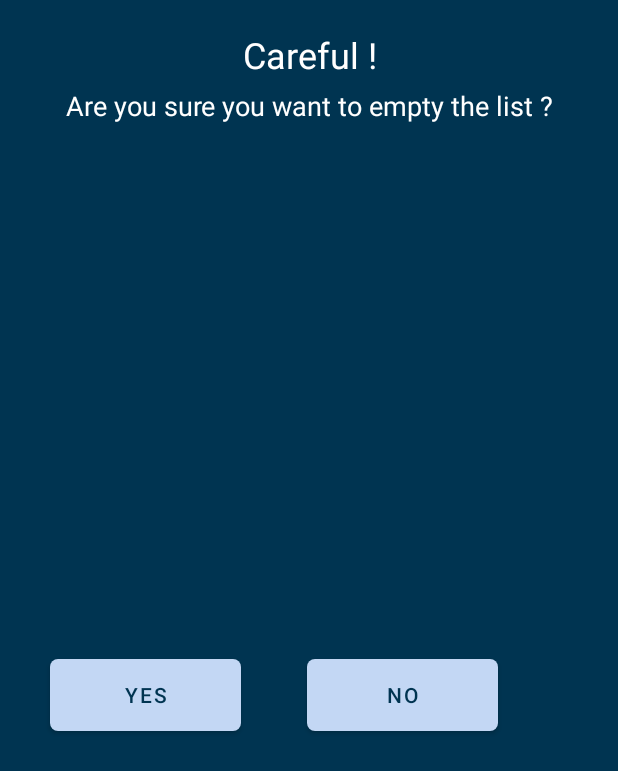
After one commit to MaiwennLeCacheux/Aerosafe, an Android app: the layout dialogue_view.xml on its own in the app's theme, with its tools: preview values and no code run, on a phone screen of 412 x 824 dp. The commit adds this screen. Shown: the top 771 px of the screen. Run offline under Robolectric (Android 15) with nearby library versions, the phone set to English and light mode, and no system bars.

Commit message:
fenetre dialogue

```diff
--- a/app/src/main/java/com/example/aerosafe/MainActivity.java
+++ b/app/src/main/java/com/example/aerosafe/MainActivity.java
@@ -15,7 +15,9 @@ import android.content.Intent;
 import android.os.Build;
 import android.os.Bundle;
 import android.util.Log;
+import android.view.LayoutInflater;
 import android.view.View;
+import android.view.ViewGroup;
 import android.widget.Button;
 import android.widget.ImageButton;
 import android.widget.TextView;
@@ -135,6 +137,7 @@ public class MainActivity extends AppCompatActivity {
             btnClear.setOnClickListener(new View.OnClickListener() {
                 public void onClick(View view) {
                     if (saveList.size() > 0) {
+                        /*
                         new AlertDialog.Builder(view.getContext())
                                 .setTitle(getText(R.string.delete_confirm))
                                 .setMessage(getText(R.string.delete_empty))
@@ -151,7 +154,33 @@ public class MainActivity extends AppCompatActivity {
                                 .setIcon(android.R.drawable.ic_dialog_alert)
                                 .show();
 
+                         */
+
+                        AlertDialog.Builder builder = new AlertDialog.Builder(MainActivity.this);
+                        ViewGroup viewGroup = findViewById(android.R.id.content);
+                        View dialogView = LayoutInflater.from(view.getContext()).inflate(R.layout.dialogue_view, viewGroup, false);
+                        Button buttonYes =dialogView.findViewById(R.id.buttonYes);
+                        Button buttonNo =dialogView.findViewById(R.id.buttonNo);
+                        builder.setView(dialogView);
+                        final AlertDialog alertDialog = builder.create();
+                        buttonYes.setOnClickListener(new View.OnClickListener() {
+                            @Override
+                            public void onClick(View v) {
+                                mAdapter.clearList(); //effacer la liste d'aeroports recherchés
+                                alertDialog.dismiss();
+                            }
+                        });
+                        buttonNo.setOnClickListener(new View.OnClickListener() {
+                            @Override
+                            public void onClick(View v) {
+                                alertDialog.dismiss();
+                            }
+                        });
+                        alertDialog.show();
+
                     }
+
+
                 }
             });
 
--- /dev/null
+++ b/app/src/main/res/drawable/shaperounded_button.xml
@@ -0,0 +1,12 @@
+<?xml version="1.0" encoding="utf-8"?>
+    <shape xmlns:android="http://schemas.android.com/apk/res/android"
+        android:shape="rectangle"
+        android:padding="10dp">
+
+        <solid android:color="@color/medium_blue" />
+        <corners
+            android:bottomRightRadius="5dp"
+            android:bottomLeftRadius="5dp"
+            android:topLeftRadius="5dp"
+            android:topRightRadius="5dp" />
+    </shape>
--- /dev/null
+++ b/app/src/main/res/layout/dialogue_view.xml
@@ -0,0 +1,71 @@
+<?xml version="1.0" encoding="utf-8"?>
+<androidx.constraintlayout.widget.ConstraintLayout xmlns:android="http://schemas.android.com/apk/res/android"
+    xmlns:app="http://schemas.android.com/apk/res-auto"
+    xmlns:tools="http://schemas.android.com/tools"
+    android:layout_width="match_parent"
+    android:layout_height="match_parent"
+    android:background="#003451">
+
+    <TextView
+        android:id="@+id/textView"
+        android:layout_width="match_parent"
+        android:layout_height="wrap_content"
+        android:layout_marginTop="20dp"
+        android:text="@string/delete_confirm"
+        android:textAlignment="center"
+        android:textAppearance="@style/TextAppearance.AppCompat.Headline"
+        app:layout_constraintTop_toTopOf="parent"
+        tools:layout_editor_absoluteX="0dp"
+        android:textColor="#FFFFFF"/>
+
+    <TextView
+        android:id="@+id/textView2"
+        android:layout_width="match_parent"
+        android:layout_height="wrap_content"
+        android:layout_marginTop="5dp"
+        android:text="@string/delete_empty"
+        android:textAlignment="center"
+        android:textAppearance="@style/TextAppearance.AppCompat.Medium"
+        app:layout_constraintTop_toBottomOf="@+id/textView"
+        tools:layout_editor_absoluteX="0dp"
+        android:textColor="#FFFFFF"/>
+
+    <Button
+        android:id="@+id/buttonYes"
+        android:layout_width="127dp"
+        android:layout_height="48dp"
+        android:layout_gravity="center"
+        android:layout_marginStart="33dp"
+        android:layout_marginTop="30dp"
+        android:layout_marginBottom="10dp"
+        android:background="@drawable/shaperounded_button"
+        android:backgroundTint="#C3D7F4"
+        android:radius="100dp"
+        android:text="@string/delete_yes"
+        android:textColor="#003451"
+        app:layout_constraintBottom_toBottomOf="parent"
+        app:layout_constraintStart_toStartOf="parent"
+        app:layout_constraintTop_toBottomOf="@+id/textView2" />
+
+    <Button
+        android:id="@+id/buttonNo"
+        android:layout_width="127dp"
+        android:layout_height="48dp"
+        android:layout_gravity="center"
+        android:layout_marginStart="30dp"
+        android:layout_marginTop="30dp"
+        android:layout_marginEnd="50dp"
+        android:layout_marginBottom="10dp"
+        android:background="@drawable/shaperounded_button"
+        android:backgroundTint="#C3D7F4"
+        android:backgroundTintMode="add"
+        android:radius="100dp"
+        android:text="@string/delete_no"
+        android:textColor="#003451"
+        app:layout_constraintBottom_toBottomOf="parent"
+        app:layout_constraintEnd_toEndOf="parent"
+        app:layout_constraintHorizontal_bias="0.312"
+        app:layout_constraintStart_toEndOf="@+id/buttonYes"
+        app:layout_constraintTop_toBottomOf="@+id/textView2" />
+
+</androidx.constraintlayout.widget.ConstraintLayout>
--- a/app/src/main/res/values-night/themes.xml
+++ b/app/src/main/res/values-night/themes.xml
@@ -2,13 +2,13 @@
     <!-- Base application theme. -->
     <style name="Theme.Aerosafe" parent="Theme.MaterialComponents.DayNight.NoActionBar">
         <!-- Primary brand color. -->
-        <item name="colorPrimary">@color/purple_200</item>
-        <item name="colorPrimaryVariant">@color/purple_700</item>
-        <item name="colorOnPrimary">@color/black</item>
+        <item name="colorPrimary">#C3D7F4</item>
+        <item name="colorPrimaryVariant">#C3D7F4</item>
+        <item name="colorOnPrimary">#C3D7F4</item>
         <!-- Secondary brand color. -->
-        <item name="colorSecondary">@color/teal_200</item>
-        <item name="colorSecondaryVariant">@color/teal_200</item>
-        <item name="colorOnSecondary">@color/black</item>
+        <item name="colorSecondary">#C3D7F4</item>
+        <item name="colorSecondaryVariant">#C3D7F4</item>
+        <item name="colorOnSecondary">#C3D7F4</item>
         <!-- Status bar color. -->
         <item name="android:statusBarColor" tools:targetApi="l">?attr/colorPrimaryVariant</item>
         <!-- Customize your theme here. -->
--- a/app/src/main/res/values/strings.xml
+++ b/app/src/main/res/values/strings.xml
@@ -23,8 +23,8 @@
     <string name="unkonw_airport">Unknown airport</string>
     <string name="Add_one">Please add at least one airport</string>
     <string name="info_flight_category">Flight category :</string>
-    <string name="delete_confirm">Confirm</string>
-    <string name="delete_empty">Empty the list ?</string>
+    <string name="delete_confirm">Careful !</string>
+    <string name="delete_empty">Are you sure you want to empty the list ?</string>
     <string name="delete_yes">Yes</string>
     <string name="delete_no">No</string>
 
--- a/app/src/main/res/values/themes.xml
+++ b/app/src/main/res/values/themes.xml
@@ -2,13 +2,13 @@
     <!-- Base application theme. -->
     <style name="Theme.Aerosafe" parent="Theme.MaterialComponents.DayNight.NoActionBar">
         <!-- Primary brand color. -->
-        <item name="colorPrimary">@color/purple_500</item>
-        <item name="colorPrimaryVariant">@color/purple_700</item>
-        <item name="colorOnPrimary">@color/white</item>
+        <item name="colorPrimary">#C3D7F4</item>
+        <item name="colorPrimaryVariant">#C3D7F4</item>
+        <item name="colorOnPrimary">#C3D7F4</item>
         <!-- Secondary brand color. -->
-        <item name="colorSecondary">@color/teal_200</item>
-        <item name="colorSecondaryVariant">@color/teal_700</item>
-        <item name="colorOnSecondary">@color/black</item>
+        <item name="colorSecondary">#C3D7F4</item>
+        <item name="colorSecondaryVariant">#C3D7F4</item>
+        <item name="colorOnSecondary">#C3D7F4</item>
         <!-- Status bar color. -->
         <item name="android:statusBarColor" tools:targetApi="l">?attr/colorPrimaryVariant</item>
         <!-- Customize your theme here. -->
```
Also changed, not shown: 1 other file.
